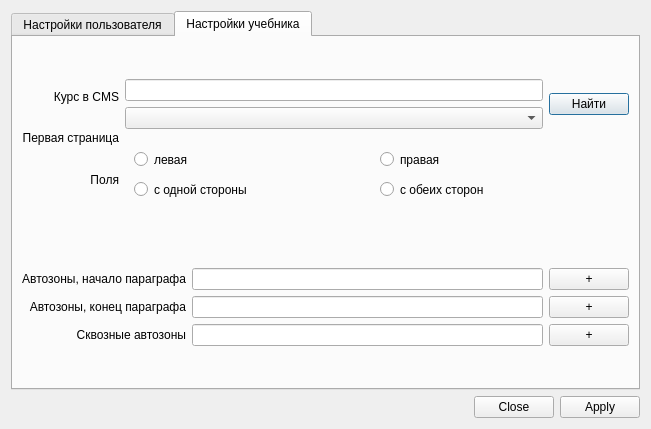
First picture: the form in settings.ui, repository fernflower/pdf-sectioning, before the edit.
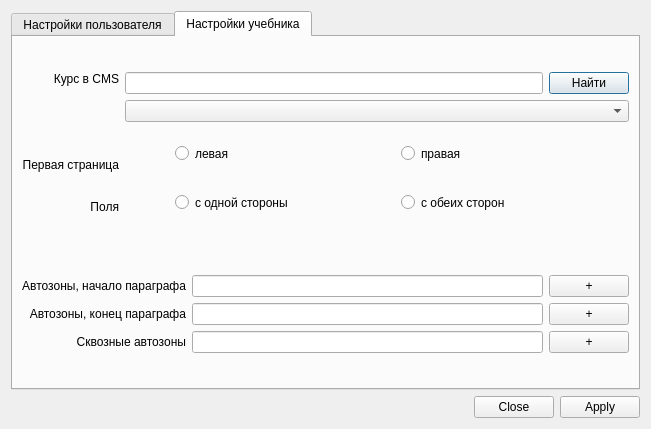
Second picture: the form after the edit.

Commit message: some enhancements (warning on close, settings dialog rebuilt)

Diff of the .ui file:
```diff
--- a/settings.ui
+++ b/settings.ui
@@ -223,7 +223,7 @@
       <attribute name="title">
        <string>Настройки учебника</string>
       </attribute>
-      <layout class="QVBoxLayout" name="verticalLayout_9">
+      <layout class="QVBoxLayout" name="verticalLayout_16">
        <item>
         <spacer name="verticalSpacer">
          <property name="orientation">
@@ -240,7 +240,9 @@
        <item>
         <layout class="QHBoxLayout" name="horizontalLayout_11">
          <item>
-          <layout class="QVBoxLayout" name="verticalLayout_3">
+          <layout class="QVBoxLayout" name="verticalLayout_12">
+           <item>
+            <layout class="QVBoxLayout" name="verticalLayout_2">
            <item>
             <widget class="QLabel" name="label_3">
              <property name="layoutDirection">
@@ -255,7 +257,40 @@
              <property name="alignment">
               <set>Qt::AlignRight|Qt::AlignTrailing|Qt::AlignVCenter</set>
              </property>
-            </widget>
+               <property name="margin">
+                <number>5</number>
+               </property>
+              </widget>
+             </item>
+             <item>
+              <spacer name="verticalSpacer_6">
+               <property name="orientation">
+                <enum>Qt::Vertical</enum>
+               </property>
+               <property name="sizeHint" stdset="0">
+                <size>
+                 <width>20</width>
+                 <height>18</height>
+                </size>
+               </property>
+              </spacer>
+             </item>
+            </layout>
+           </item>
+           <item>
+            <layout class="QVBoxLayout" name="verticalLayout_9">
+             <item>
+              <spacer name="verticalSpacer_8">
+               <property name="orientation">
+                <enum>Qt::Vertical</enum>
+               </property>
+               <property name="sizeHint" stdset="0">
+                <size>
+                 <width>20</width>
+                 <height>18</height>
+                </size>
+               </property>
+              </spacer>
            </item>
            <item>
             <widget class="QLabel" name="label">
@@ -265,8 +300,28 @@
              <property name="alignment">
               <set>Qt::AlignRight|Qt::AlignTrailing|Qt::AlignVCenter</set>
              </property>
-            </widget>
-           </item>
+               <property name="margin">
+                <number>5</number>
+               </property>
+              </widget>
+             </item>
+             <item>
+              <spacer name="verticalSpacer_7">
+               <property name="orientation">
+                <enum>Qt::Vertical</enum>
+               </property>
+               <property name="sizeHint" stdset="0">
+                <size>
+                 <width>20</width>
+                 <height>18</height>
+                </size>
+               </property>
+              </spacer>
+             </item>
+            </layout>
+           </item>
+           <item>
+            <layout class="QVBoxLayout" name="verticalLayout_3">
            <item>
             <widget class="QLabel" name="label_2">
              <property name="text">
@@ -275,17 +330,22 @@
              <property name="alignment">
               <set>Qt::AlignRight|Qt::AlignTrailing|Qt::AlignVCenter</set>
              </property>
+               <property name="margin">
+                <number>5</number>
+               </property>
             </widget>
            </item>
           </layout>
          </item>
+          </layout>
+         </item>
          <item>
-          <layout class="QVBoxLayout" name="verticalLayout_2">
-           <item>
-            <layout class="QHBoxLayout" name="horizontalLayout_10">
+          <layout class="QVBoxLayout" name="verticalLayout_15">
              <item>
               <layout class="QVBoxLayout" name="verticalLayout">
                <item>
+              <layout class="QHBoxLayout" name="horizontalLayout_10">
+               <item>
                 <widget class="QLineEdit" name="cmsCourse_edit">
                  <property name="frame">
                   <bool>true</bool>
@@ -293,11 +353,6 @@
                 </widget>
                </item>
                <item>
-                <widget class="QComboBox" name="searchResults_combo"/>
-               </item>
-              </layout>
-             </item>
-             <item>
               <widget class="QPushButton" name="search_button">
                <property name="text">
                 <string>Найти</string>
@@ -307,6 +362,26 @@
             </layout>
            </item>
            <item>
+              <widget class="QComboBox" name="searchResults_combo"/>
+             </item>
+            </layout>
+           </item>
+           <item>
+            <spacer name="verticalSpacer_20">
+             <property name="orientation">
+              <enum>Qt::Vertical</enum>
+             </property>
+             <property name="sizeHint" stdset="0">
+              <size>
+               <width>20</width>
+               <height>18</height>
+              </size>
+             </property>
+            </spacer>
+           </item>
+           <item>
+            <layout class="QVBoxLayout" name="verticalLayout_14">
+             <item>
             <widget class="QGroupBox" name="first_page_group">
              <property name="styleSheet">
               <string notr="true">border:0</string>
@@ -321,12 +396,18 @@
               <bool>false</bool>
              </property>
              <layout class="QHBoxLayout" name="horizontalLayout_5">
+                <property name="leftMargin">
+                 <number>50</number>
+                </property>
               <property name="topMargin">
-               <number>17</number>
-              </property>
-              <property name="bottomMargin">
                <number>0</number>
               </property>
+                <property name="rightMargin">
+                 <number>9</number>
+                </property>
+                <property name="bottomMargin">
+                 <number>10</number>
+                </property>
               <item>
                <widget class="QRadioButton" name="leftPage_radio">
                 <property name="text">
@@ -345,6 +426,23 @@
             </widget>
            </item>
            <item>
+              <spacer name="verticalSpacer_19">
+               <property name="orientation">
+                <enum>Qt::Vertical</enum>
+               </property>
+               <property name="sizeHint" stdset="0">
+                <size>
+                 <width>20</width>
+                 <height>18</height>
+                </size>
+               </property>
+              </spacer>
+             </item>
+            </layout>
+           </item>
+           <item>
+            <layout class="QVBoxLayout" name="verticalLayout_13">
+             <item>
             <widget class="QGroupBox" name="margins_group">
              <property name="styleSheet">
               <string notr="true">border:0</string>
@@ -356,9 +454,15 @@
               <bool>true</bool>
              </property>
              <layout class="QHBoxLayout" name="horizontalLayout_4">
-              <property name="bottomMargin">
+                <property name="leftMargin">
+                 <number>50</number>
+                </property>
+                <property name="topMargin">
                <number>0</number>
               </property>
+                <property name="bottomMargin">
+                 <number>4</number>
+                </property>
               <item>
                <widget class="QRadioButton" name="one_margin">
                 <property name="text">
@@ -380,6 +484,8 @@
          </item>
         </layout>
        </item>
+        </layout>
+       </item>
        <item>
         <spacer name="verticalSpacer_2">
          <property name="orientation">
```
Left out of the diff: 2 changed lines with no effect on the pictures. Lines whose indentation alone changed are shown as unchanged. The commit also changes 9 other files.
